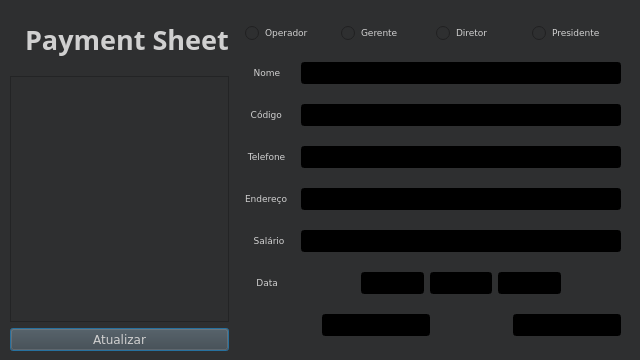
This is release/finaledit.ui in NBrcS/Payroll-System as Qt 5 draws it before an edit. The edited form follows.
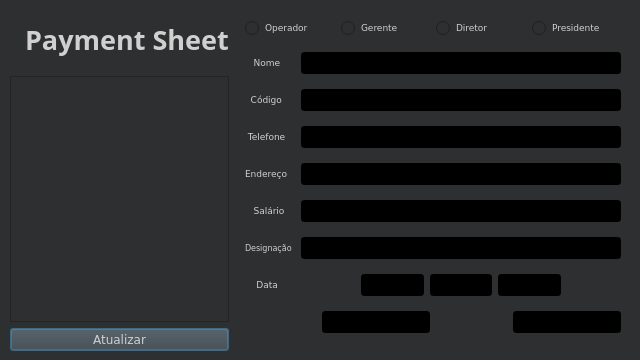
This is the edited form.

What changed in the file:
```diff
--- a/release/finaledit.ui
+++ b/release/finaledit.ui
@@ -2976,12 +2976,487 @@
         </item>
        </layout>
       </item>
+      <item>
+       <layout class="QHBoxLayout" name="horizontalLayout_13">
+        <item>
+         <widget class="QLabel" name="label_Designation">
+          <property name="sizePolicy">
+           <sizepolicy hsizetype="Fixed" vsizetype="Preferred">
+            <horstretch>0</horstretch>
+            <verstretch>0</verstretch>
+           </sizepolicy>
+          </property>
+          <property name="minimumSize">
+           <size>
+            <width>50</width>
+            <height>0</height>
+           </size>
+          </property>
+          <property name="maximumSize">
+           <size>
+            <width>50</width>
+            <height>16777215</height>
+           </size>
+          </property>
+          <property name="font">
+           <font>
+            <family>Verdana</family>
+            <pointsize>6</pointsize>
+           </font>
+          </property>
+          <property name="text">
+           <string>Designação</string>
+          </property>
+         </widget>
+        </item>
+        <item>
+         <widget class="QLineEdit" name="lineEdit_Designation">
+          <property name="sizePolicy">
+           <sizepolicy hsizetype="Expanding" vsizetype="Fixed">
+            <horstretch>0</horstretch>
+            <verstretch>0</verstretch>
+           </sizepolicy>
+          </property>
+          <property name="minimumSize">
+           <size>
+            <width>0</width>
+            <height>0</height>
+           </size>
+          </property>
+          <property name="maximumSize">
+           <size>
+            <width>16777215</width>
+            <height>16777215</height>
+           </size>
+          </property>
+          <property name="palette">
+           <palette>
+            <active>
+             <colorrole role="WindowText">
+              <brush brushstyle="SolidPattern">
+               <color alpha="255">
+                <red>255</red>
+                <green>255</green>
+                <blue>255</blue>
+               </color>
+              </brush>
+             </colorrole>
+             <colorrole role="Button">
+              <brush brushstyle="SolidPattern">
+               <color alpha="255">
+                <red>0</red>
+                <green>0</green>
+                <blue>0</blue>
+               </color>
+              </brush>
+             </colorrole>
+             <colorrole role="Light">
+              <brush brushstyle="SolidPattern">
+               <color alpha="255">
+                <red>127</red>
+                <green>127</green>
+                <blue>190</blue>
+               </color>
+              </brush>
+             </colorrole>
+             <colorrole role="Midlight">
+              <brush brushstyle="SolidPattern">
+               <color alpha="255">
+                <red>106</red>
+                <green>106</green>
+                <blue>158</blue>
+               </color>
+              </brush>
+             </colorrole>
+             <colorrole role="Dark">
+              <brush brushstyle="SolidPattern">
+               <color alpha="255">
+                <red>42</red>
+                <green>42</green>
+                <blue>63</blue>
+               </color>
+              </brush>
+             </colorrole>
+             <colorrole role="Mid">
+              <brush brushstyle="SolidPattern">
+               <color alpha="255">
+                <red>57</red>
+                <green>57</green>
+                <blue>85</blue>
+               </color>
+              </brush>
+             </colorrole>
+             <colorrole role="Text">
+              <brush brushstyle="SolidPattern">
+               <color alpha="255">
+                <red>255</red>
+                <green>255</green>
+                <blue>255</blue>
+               </color>
+              </brush>
+             </colorrole>
+             <colorrole role="BrightText">
+              <brush brushstyle="SolidPattern">
+               <color alpha="255">
+                <red>255</red>
+                <green>255</green>
+                <blue>255</blue>
+               </color>
+              </brush>
+             </colorrole>
+             <colorrole role="ButtonText">
+              <brush brushstyle="SolidPattern">
+               <color alpha="255">
+                <red>255</red>
+                <green>255</green>
+                <blue>255</blue>
+               </color>
+              </brush>
+             </colorrole>
+             <colorrole role="Base">
+              <brush brushstyle="SolidPattern">
+               <color alpha="255">
+                <red>0</red>
+                <green>0</green>
+                <blue>0</blue>
+               </color>
+              </brush>
+             </colorrole>
+             <colorrole role="Window">
+              <brush brushstyle="SolidPattern">
+               <color alpha="255">
+                <red>0</red>
+                <green>0</green>
+                <blue>0</blue>
+               </color>
+              </brush>
+             </colorrole>
+             <colorrole role="Shadow">
+              <brush brushstyle="SolidPattern">
+               <color alpha="255">
+                <red>0</red>
+                <green>0</green>
+                <blue>0</blue>
+               </color>
+              </brush>
+             </colorrole>
+             <colorrole role="AlternateBase">
+              <brush brushstyle="SolidPattern">
+               <color alpha="255">
+                <red>42</red>
+                <green>42</green>
+                <blue>63</blue>
+               </color>
+              </brush>
+             </colorrole>
+             <colorrole role="ToolTipBase">
+              <brush brushstyle="SolidPattern">
+               <color alpha="255">
+                <red>255</red>
+                <green>255</green>
+                <blue>220</blue>
+               </color>
+              </brush>
+             </colorrole>
+             <colorrole role="ToolTipText">
+              <brush brushstyle="SolidPattern">
+               <color alpha="255">
+                <red>0</red>
+                <green>0</green>
+                <blue>0</blue>
+               </color>
+              </brush>
+             </colorrole>
+            </active>
+            <inactive>
+             <colorrole role="WindowText">
+              <brush brushstyle="SolidPattern">
+               <color alpha="255">
+                <red>208</red>
+                <green>208</green>
+                <blue>208</blue>
+               </color>
+              </brush>
+             </colorrole>
+             <colorrole role="Button">
+              <brush brushstyle="SolidPattern">
+               <color alpha="255">
+                <red>0</red>
+                <green>0</green>
+                <blue>0</blue>
+               </color>
+              </brush>
+             </colorrole>
+             <colorrole role="Light">
+              <brush brushstyle="SolidPattern">
+               <color alpha="255">
+                <red>255</red>
+                <green>255</green>
+                <blue>255</blue>
+               </color>
+              </brush>
+             </colorrole>
+             <colorrole role="Midlight">
+              <brush brushstyle="SolidPattern">
+               <color alpha="255">
+                <red>227</red>
+                <green>227</green>
+                <blue>227</blue>
+               </color>
+              </brush>
+             </colorrole>
+             <colorrole role="Dark">
+              <brush brushstyle="SolidPattern">
+               <color alpha="255">
+                <red>64</red>
+                <green>65</green>
+                <blue>66</blue>
+               </color>
+              </brush>
+             </colorrole>
+             <colorrole role="Mid">
+              <brush brushstyle="SolidPattern">
+               <color alpha="255">
+                <red>160</red>
+                <green>160</green>
+                <blue>160</blue>
+               </color>
+              </brush>
+             </colorrole>
+             <colorrole role="Text">
+              <brush brushstyle="SolidPattern">
+               <color alpha="255">
+                <red>208</red>
+                <green>208</green>
+                <blue>208</blue>
+               </color>
+              </brush>
+             </colorrole>
+             <colorrole role="BrightText">
+              <brush brushstyle="SolidPattern">
+               <color alpha="255">
+                <red>255</red>
+                <green>51</green>
+                <blue>51</blue>
+               </color>
+              </brush>
+             </colorrole>
+             <colorrole role="ButtonText">
+              <brush brushstyle="SolidPattern">
+               <color alpha="255">
+                <red>208</red>
+                <green>208</green>
+                <blue>208</blue>
+               </color>
+              </brush>
+             </colorrole>
+             <colorrole role="Base">
+              <brush brushstyle="SolidPattern">
+               <color alpha="255">
+                <red>0</red>
+                <green>0</green>
+                <blue>0</blue>
+               </color>
+              </brush>
+             </colorrole>
+             <colorrole role="Window">
+              <brush brushstyle="SolidPattern">
+               <color alpha="255">
+                <red>0</red>
+                <green>0</green>
+                <blue>0</blue>
+               </color>
+              </brush>
+             </colorrole>
+             <colorrole role="Shadow">
+              <brush brushstyle="SolidPattern">
+               <color alpha="255">
+                <red>105</red>
+                <green>105</green>
+                <blue>105</blue>
+               </color>
+              </brush>
+             </colorrole>
+             <colorrole role="AlternateBase">
+              <brush brushstyle="SolidPattern">
+               <color alpha="255">
+                <red>53</red>
+                <green>54</green>
+                <blue>55</blue>
+               </color>
+              </brush>
+             </colorrole>
+             <colorrole role="ToolTipBase">
+              <brush brushstyle="SolidPattern">
+               <color alpha="255">
+                <red>64</red>
+                <green>65</green>
+                <blue>66</blue>
+               </color>
+              </brush>
+             </colorrole>
+             <colorrole role="ToolTipText">
+              <brush brushstyle="SolidPattern">
+               <color alpha="255">
+                <red>208</red>
+                <green>208</green>
+                <blue>208</blue>
+               </color>
+              </brush>
+             </colorrole>
+            </inactive>
+            <disabled>
+             <colorrole role="WindowText">
+              <brush brushstyle="SolidPattern">
+               <color alpha="255">
+                <red>42</red>
+                <green>42</green>
+                <blue>63</blue>
+               </color>
+              </brush>
+             </colorrole>
+             <colorrole role="Button">
+              <brush brushstyle="SolidPattern">
+               <color alpha="255">
+                <red>0</red>
+                <green>0</green>
+                <blue>0</blue>
+               </color>
+              </brush>
+             </colorrole>
+             <colorrole role="Light">
+              <brush brushstyle="SolidPattern">
+               <color alpha="255">
+                <red>127</red>
+                <green>127</green>
+                <blue>190</blue>
+               </color>
+              </brush>
+             </colorrole>
+             <colorrole role="Midlight">
+              <brush brushstyle="SolidPattern">
+               <color alpha="255">
+                <red>106</red>
+                <green>106</green>
+                <blue>158</blue>
+               </color>
+              </brush>
+             </colorrole>
+             <colorrole role="Dark">
+              <brush brushstyle="SolidPattern">
+               <color alpha="255">
+                <red>42</red>
+                <green>42</green>
+                <blue>63</blue>
+               </color>
+              </brush>
+             </colorrole>
+             <colorrole role="Mid">
+              <brush brushstyle="SolidPattern">
+               <color alpha="255">
+                <red>57</red>
+                <green>57</green>
+                <blue>85</blue>
+               </color>
+              </brush>
+             </colorrole>
+             <colorrole role="Text">
+              <brush brushstyle="SolidPattern">
+               <color alpha="255">
+                <red>42</red>
+                <green>42</green>
+                <blue>63</blue>
+               </color>
+              </brush>
+             </colorrole>
+             <colorrole role="BrightText">
+              <brush brushstyle="SolidPattern">
+               <color alpha="255">
+                <red>255</red>
+                <green>255</green>
+                <blue>255</blue>
+               </color>
+              </brush>
+             </colorrole>
+             <colorrole role="ButtonText">
+              <brush brushstyle="SolidPattern">
+               <color alpha="255">
+                <red>42</red>
+                <green>42</green>
+                <blue>63</blue>
+               </color>
+              </brush>
+             </colorrole>
+             <colorrole role="Base">
+              <brush brushstyle="SolidPattern">
+               <color alpha="255">
+                <red>0</red>
+                <green>0</green>
+                <blue>0</blue>
+               </color>
+              </brush>
+             </colorrole>
+             <colorrole role="Window">
+              <brush brushstyle="SolidPattern">
+               <color alpha="255">
+                <red>0</red>
+                <green>0</green>
+                <blue>0</blue>
+               </color>
+              </brush>
+             </colorrole>
+             <colorrole role="Shadow">
+              <brush brushstyle="SolidPattern">
+               <color alpha="255">
+                <red>0</red>
+                <green>0</green>
+                <blue>0</blue>
+               </color>
+              </brush>
+             </colorrole>
+             <colorrole role="AlternateBase">
+              <brush brushstyle="SolidPattern">
+               <color alpha="255">
+                <red>53</red>
+                <green>54</green>
+                <blue>55</blue>
+               </color>
+              </brush>
+             </colorrole>
+             <colorrole role="ToolTipBase">
+              <brush brushstyle="SolidPattern">
+               <color alpha="255">
+                <red>64</red>
+                <green>65</green>
+                <blue>66</blue>
+               </color>
+              </brush>
+             </colorrole>
+             <colorrole role="ToolTipText">
+              <brush brushstyle="SolidPattern">
+               <color alpha="255">
+                <red>208</red>
+                <green>208</green>
+                <blue>208</blue>
+               </color>
+              </brush>
+             </colorrole>
+            </disabled>
+           </palette>
+          </property>
+          <property name="styleSheet">
+           <string notr="true">background-color: #000000</string>
+          </property>
+         </widget>
+        </item>
+       </layout>
+      </item>
       <item>
        <layout class="QHBoxLayout" name="horizontalLayout_7">
         <item>
          <widget class="QLabel" name="label_date">
           <property name="sizePolicy">
-           <sizepolicy hsizetype="Fixed" vsizetype="Preferred">
+           <sizepolicy hsizetype="Expanding" vsizetype="Preferred">
             <horstretch>0</horstretch>
             <verstretch>0</verstretch>
            </sizepolicy>
```
Left out of the diff: 2 changed lines with no effect on the pictures.
